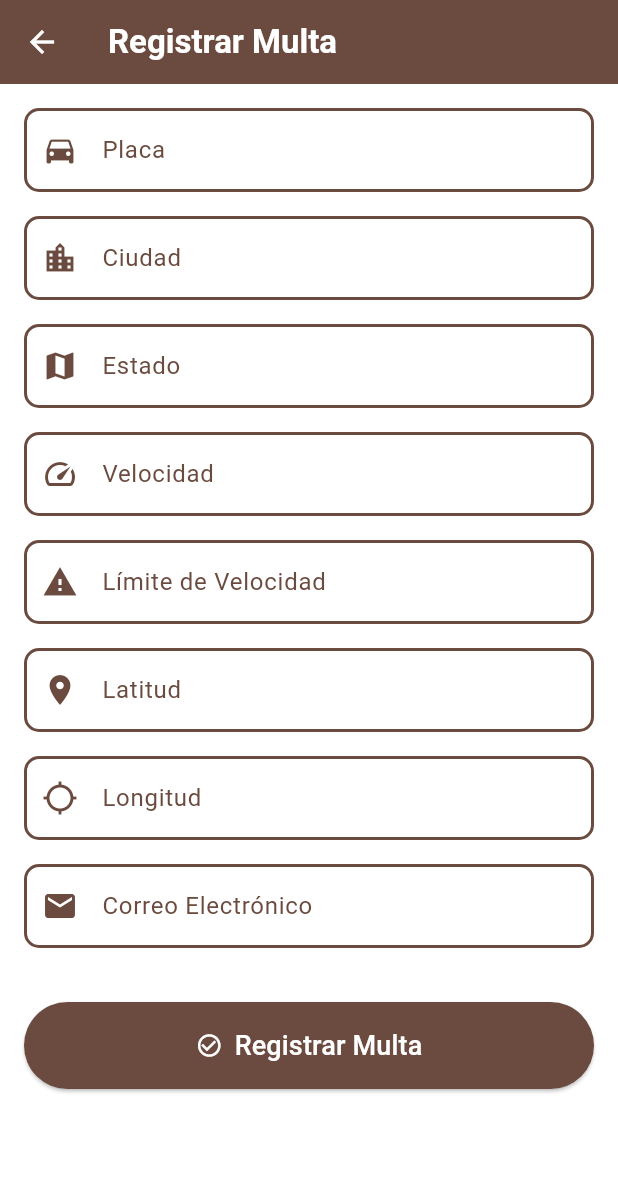
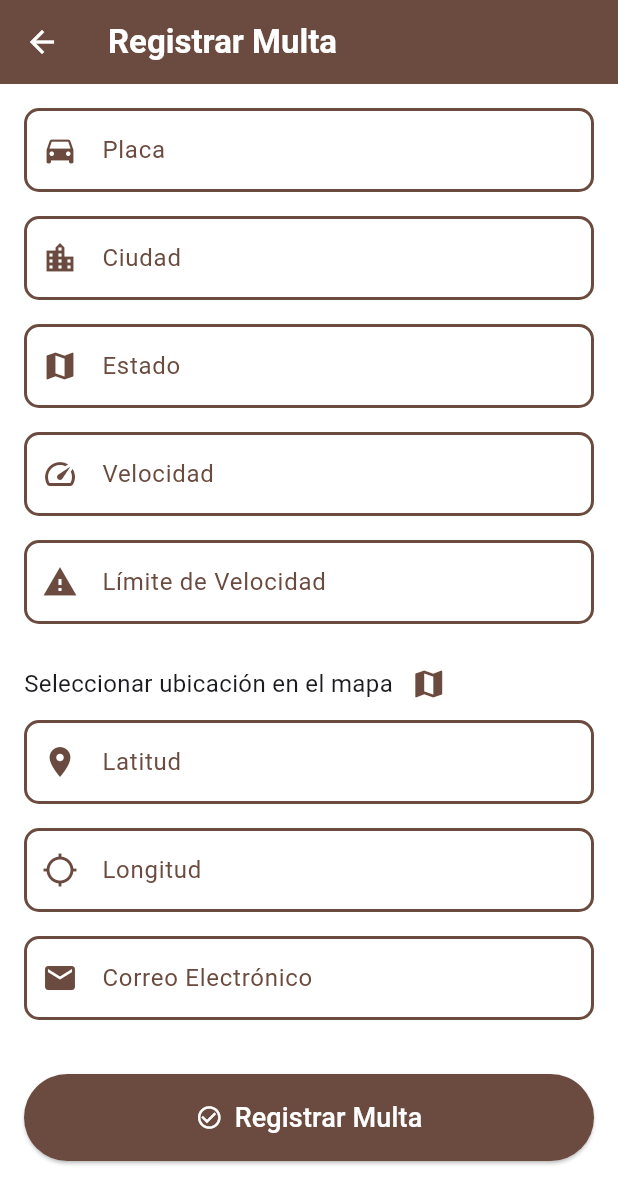
Before and after one commit to iampedrorf/app_multas, a Flutter app: the AddFine screen opened directly, on a phone screen of 412 x 824 dp. Shown: the top 1204 px of the screen. Run offline on Flutter 3.47's test engine with Material 3 defaults, Android fonts, the phone set to English and light mode, and no system bars; our stand-ins replace geolocator, google_maps_flutter, internet_connection_checker, permission_handler; network calls fail.

Commit message:
Seleccionar ubicacion en crear multa

```diff
--- a/lib/main.dart
+++ b/lib/main.dart
@@ -64,6 +64,7 @@ class _SplashScreenState extends State<SplashScreen> {
   @override
   Widget build(BuildContext context) {
     return Scaffold(
+      backgroundColor: Colors.white,
       body: Center(
         child: Column(
           mainAxisAlignment: MainAxisAlignment.center,
--- a/lib/screens/add_fine_screen.dart
+++ b/lib/screens/add_fine_screen.dart
@@ -1,4 +1,5 @@
 import 'dart:convert';
+import 'package:app_proyecto_multas/screens/setLocation_screen.dart';
 import 'package:flutter/material.dart';
 import 'package:flutter/services.dart';
 import 'package:http/http.dart' as http;
@@ -149,6 +150,7 @@ class _AddFineState extends State<AddFine> {
                   Icons.warning,
                   isNumeric: true,
                 ),
+                _buildLocationSelector(),
                 _buildTextField(
                   _latController,
                   'Latitud',
@@ -241,4 +243,35 @@ class _AddFineState extends State<AddFine> {
       ),
     );
   }
+
+  _buildLocationSelector() {
+    return Padding(
+      padding: const EdgeInsets.only(bottom: 0.0),
+      child: Row(
+        mainAxisAlignment: MainAxisAlignment.start,
+        children: [
+          Text(
+            'Seleccionar ubicación en el mapa',
+            style: TextStyle(fontSize: 16),
+          ),
+          IconButton(
+            icon: Icon(Icons.map, color: Color(0xff6b4b3f)),
+            onPressed: () async {
+              final result = await Navigator.push(
+                context,
+                MaterialPageRoute(
+                  builder: (context) => SelectLocationScreen(
+                    onLocationSelected: (lat, lng) {
+                      _latController.text = lat.toString();
+                      _lngController.text = lng.toString();
+                    },
+                  ),
+                ),
+              );
+            },
+          ),
+        ],
+      ),
+    );
+  }
 }
```
Also changed, not shown: lib/screens/setLocation_screen.dart (added, +70 -0 lines).
